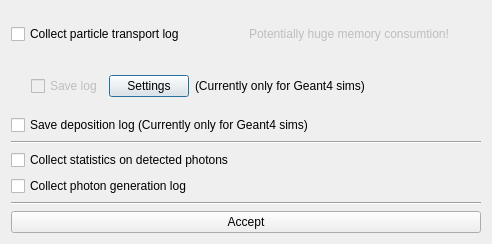
Above: src/gui/MainWindowTools/alogconfigdialog.ui from andrmor/ANTS2 before the change. Below: the same form after it.
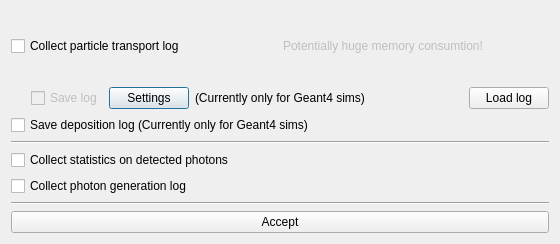
That is the form after the change.

Commit message: can now load tracking history

What changed in the file:
```diff
--- a/src/gui/MainWindowTools/alogconfigdialog.ui
+++ b/src/gui/MainWindowTools/alogconfigdialog.ui
@@ -6,7 +6,7 @@
    <rect>
     <x>0</x>
     <y>0</y>
-    <width>492</width>
+    <width>560</width>
     <height>244</height>
    </rect>
   </property>
@@ -98,6 +98,13 @@
          </property>
         </spacer>
        </item>
+       <item>
+        <widget class="QPushButton" name="pbLoadLog">
+         <property name="text">
+          <string>Load log</string>
+         </property>
+        </widget>
+       </item>
       </layout>
      </item>
     </layout>
```
The commit also changes 5 other files.
